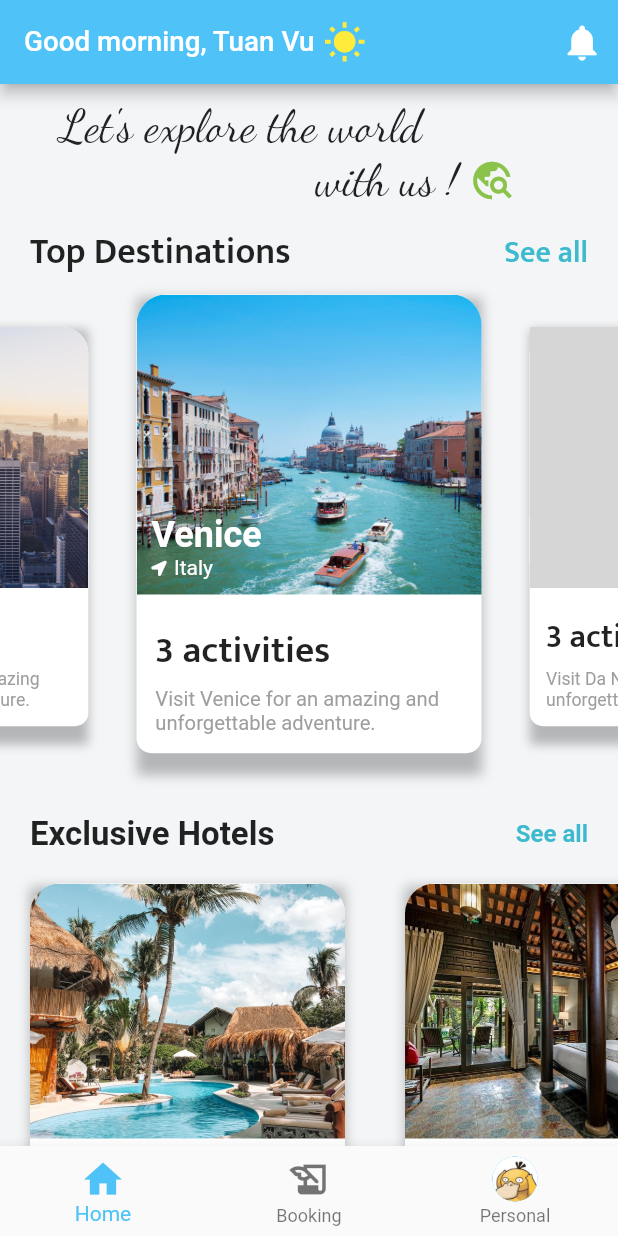
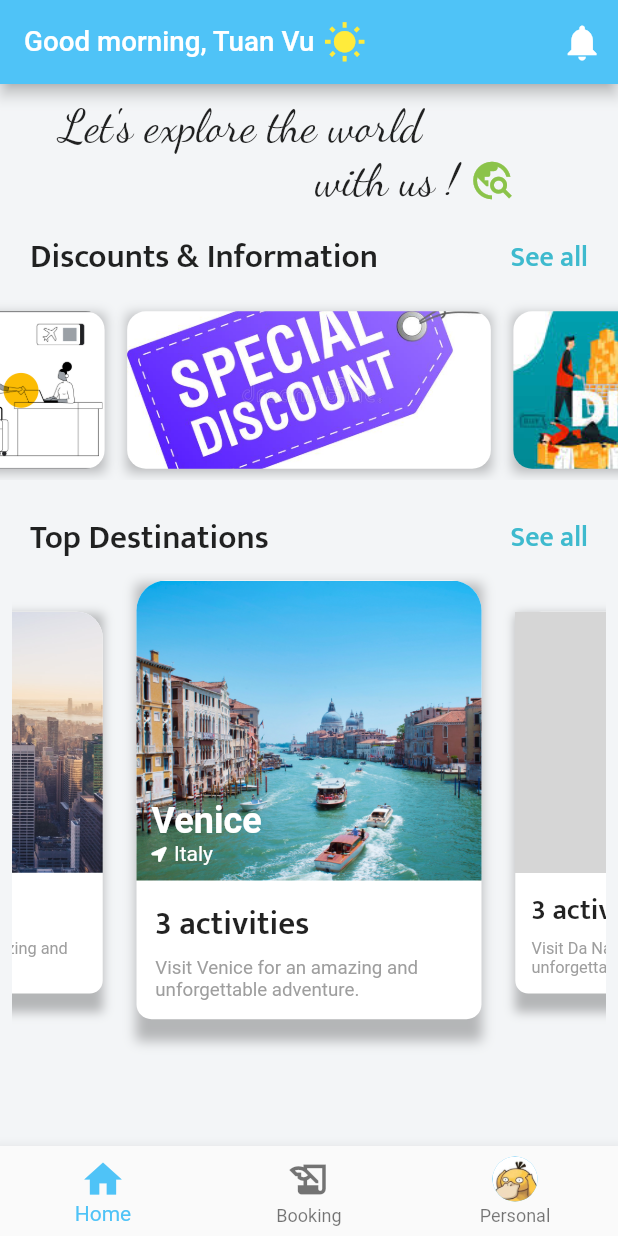
Before and after one commit to tuanvu9981/travel_app, a Flutter app: the screen it shows after launch, on a phone screen of 412 x 824 dp. Run offline on Flutter 3.47's test engine with Material 2 defaults, Android fonts, the phone set to English and light mode, and no system bars; drawn by our look-alikes of carousel_slider; our stand-ins replace font_awesome_flutter; grey boxes are pictures that could not be loaded.

Commit message:
feat: complete discount auto play & adjust destination

```diff
--- a/lib/models/hotel.model.dart
+++ b/lib/models/hotel.model.dart
@@ -14,31 +14,31 @@ class Hotel {
 
 final List<Hotel> hotels = [
   Hotel(
-    imageUrl: 'assets/images/hotel2.jpg',
+    imageUrl: 'assets/images/discount3.jpg',
     name: 'Tropical Heaven',
     address: '404 Ankas St',
     price: 175,
   ),
   Hotel(
-    imageUrl: 'assets/images/VuonHueXua.jpg',
+    imageUrl: 'assets/images/discount1.jpeg',
     name: 'Vườn Huế Xưa',
     address: '404 Duy Tan St',
     price: 210,
   ),
   Hotel(
-    imageUrl: 'assets/images/hotel1.jpg',
+    imageUrl: 'assets/images/discount4.jpg',
     name: 'Little Maldives',
     address: '404 Great St',
     price: 300,
   ),
   Hotel(
-    imageUrl: 'assets/images/hotel0.jpg',
+    imageUrl: 'assets/images/discount2.jpg',
     name: 'Great Nature',
     address: '404 Marius St',
     price: 240,
   ),
   Hotel(
-    imageUrl: 'assets/images/JMMarvel.jpg',
+    imageUrl: 'assets/images/travel-after-lockdown.jpg',
     name: 'JM Marvel Hanoi',
     address: '198 Nguyen Luong Bang St',
     price: 158,
--- a/lib/screens/home.screen.dart
+++ b/lib/screens/home.screen.dart
@@ -61,7 +61,7 @@ class _HomeScreenState extends State<HomeScreen> {
     } else if ((hour > 12) && (hour <= 17)) {
       greeting = "Good afternoon, Tuan Vu";
       icons = Icons.wb_sunny;
-    } else if ((hour > 17) && (hour < 20)) {
+    } else if ((hour > 17) && (hour < 23)) {
       greeting = "Good evening, Tuan Vu";
       icons = Icons.nights_stay;
     } else {
@@ -154,10 +154,10 @@ class _HomeScreenState extends State<HomeScreen> {
               //       )
               //       .toList(),
               // ),
-              const SizedBox(height: 10.0),
-              DestinationCarousel(),
               const SizedBox(height: 5.0),
               HotelCarousel(),
+              const SizedBox(height: 15.0),
+              DestinationCarousel(),
             ],
           ),
         ),
--- a/lib/widgets/destination_carousel.dart
+++ b/lib/widgets/destination_carousel.dart
@@ -12,11 +12,14 @@ class DestinationCarousel extends StatelessWidget {
     return Column(
       children: [
         Padding(
-          padding: const EdgeInsets.symmetric(horizontal: 20.0), // right + left
+          padding: const EdgeInsets.symmetric(
+            horizontal: 20.0,
+            vertical: 5.0,
+          ), // right + left
           child: DestinationHeader(),
         ),
         SizedBox(
-          height: 350.0,
+          height: 330.0,
           // color: Colors.blue,
           child: CarouselSlider.builder(
             itemCount: destinations.length,
--- a/lib/widgets/destinations/destination_card/description_white_box.dart
+++ b/lib/widgets/destinations/destination_card/description_white_box.dart
@@ -26,7 +26,7 @@ class DescriptionWhiteBox extends StatelessWidget {
               Text(
                 '$length activities',
                 style: const TextStyle(
-                  fontSize: 25.0,
+                  fontSize: 22.0,
                   fontFamily: 'Mukta',
                   fontWeight: FontWeight.w600,
                 ),
@@ -35,7 +35,7 @@ class DescriptionWhiteBox extends StatelessWidget {
               Text(
                 description,
                 style: const TextStyle(
-                  fontSize: 13.5,
+                  fontSize: 12.5,
                   color: Colors.grey,
                 ),
               ),
--- a/lib/widgets/destinations/destination_header.dart
+++ b/lib/widgets/destinations/destination_header.dart
@@ -9,7 +9,7 @@ class DestinationHeader extends StatelessWidget {
         const Text(
           "Top Destinations",
           style: TextStyle(
-            fontSize: 24.0,
+            fontSize: 22.0,
             fontFamily: 'Mukta',
             fontWeight: FontWeight.bold,
           ),
@@ -21,7 +21,7 @@ class DestinationHeader extends StatelessWidget {
             style: TextStyle(
               color: Theme.of(context).primaryColor,
               // Theme's color is NOT CONSTANT --> ALWAYS CHANGES
-              fontSize: 20.0,
+              fontSize: 18.5,
               fontFamily: 'Mukta',
               fontWeight: FontWeight.w600,
             ),
--- a/lib/widgets/hotel_carousel.dart
+++ b/lib/widgets/hotel_carousel.dart
@@ -1,3 +1,4 @@
+import 'package:carousel_slider/carousel_slider.dart';
 import 'package:flutter/material.dart';
 import 'package:font_awesome_flutter/font_awesome_flutter.dart';
 import 'package:travel_app/models/hotel.model.dart';
@@ -8,15 +9,16 @@ class HotelCarousel extends StatelessWidget {
     return Column(
       children: [
         Padding(
-          padding: const EdgeInsets.symmetric(horizontal: 20.0),
+          padding: const EdgeInsets.symmetric(horizontal: 20.0, vertical: 10.0),
           // padding of right + left, each 20.0 pixel
           child: Row(
             mainAxisAlignment: MainAxisAlignment.spaceBetween,
             children: [
               const Text(
-                "Exclusive Hotels",
+                "Discounts & Information",
                 style: TextStyle(
                   fontSize: 22.0,
+                  fontFamily: 'Mukta',
                   fontWeight: FontWeight.bold,
                 ),
               ),
@@ -27,7 +29,8 @@ class HotelCarousel extends StatelessWidget {
                   style: TextStyle(
                     color: Theme.of(context).primaryColor,
                     // Theme's color is NOT CONSTANT --> ALWAYS CHANGES
-                    fontSize: 16,
+                    fontSize: 18.5,
+                    fontFamily: 'Mukta',
                     fontWeight: FontWeight.w600,
                   ),
                 ),
@@ -35,17 +38,16 @@ class HotelCarousel extends StatelessWidget {
             ],
           ),
         ),
-        Container(
-          height: 300.0,
+        SizedBox(
+          height: 120.0,
+          width: 650.0,
           // color: Colors.blue,
-          child: ListView.builder(
-            scrollDirection: Axis.horizontal,
+          child: CarouselSlider.builder(
             itemCount: hotels.length,
-            itemBuilder: (BuildContext context, int index) {
+            itemBuilder: (BuildContext context, int index, int realIdx) {
               Hotel hotel = hotels[index];
               return Container(
-                margin: const EdgeInsets.all(20.0),
-                width: 210.0,
+                margin: const EdgeInsets.all(7.5),
                 decoration: const BoxDecoration(
                   boxShadow: [
                     BoxShadow(
@@ -56,80 +58,27 @@ class HotelCarousel extends StatelessWidget {
                   ],
                 ),
                 // color: Colors.red,
-                child: Stack(
-                  alignment: Alignment.topCenter,
-                  children: [
-                    Positioned(
-                      bottom: 10.0,
-                      child: Container(
-                        height: 140.0,
-                        width: 210.0,
-                        decoration: BoxDecoration(
-                          color: Colors.white,
-                          borderRadius: BorderRadius.circular(10.0),
-                        ),
-                        child: Padding(
-                          padding: const EdgeInsets.all(10.0),
-                          child: Column(
-                            mainAxisAlignment: MainAxisAlignment.end,
-                            children: [
-                              Text(
-                                hotel.name ?? "",
-                                style: const TextStyle(
-                                  fontSize: 20.0,
-                                  fontWeight: FontWeight.w600,
-                                ),
-                              ),
-                              const SizedBox(height: 2.0),
-                              Text(
-                                hotel.address ?? "",
-                                style: const TextStyle(
-                                  color: Colors.grey,
-                                ),
-                              ),
-                              const SizedBox(height: 2.0),
-                              Text(
-                                '\$${hotel.price} per night',
-                                style: const TextStyle(
-                                  color: Colors.greenAccent,
-                                  fontSize: 14.5,
-                                  fontWeight: FontWeight.w600,
-                                ),
-                              ),
-                            ],
-                          ),
-                        ),
-                      ),
-                    ),
-                    Container(
-                      decoration: BoxDecoration(
-                        color: Colors.white,
-                        borderRadius: BorderRadius.circular(20.0),
-                      ),
-                      child: Stack(
-                        children: [
-                          ClipRRect(
-                            borderRadius: const BorderRadius.only(
-                              topLeft: Radius.circular(20.0),
-                              topRight: Radius.circular(20.0),
-                            ),
+                child: ClipRRect(
+                  borderRadius: const BorderRadius.all(Radius.circular(12.5)),
                   child: Image(
                     image: AssetImage(hotel.imageUrl ?? ""),
                     // height: 100.0,
                     // width: 220.0,
-                              height: 170.0,
-                              width: 210.0,
+                    // height and weight here NO USE ????
+                    height: 35.0,
+                    width: 250.0,
                     fit: BoxFit.cover,
                   ),
-                          ),
-                        ],
-                      ),
-                    ),
-                  ],
                 ),
               );
               // return Text(destination.city ?? "");
             },
+            options: CarouselOptions(
+              autoPlay: true,
+              // enableInfiniteScroll: false, // start again from the first element
+              viewportFraction: 0.625,
+              autoPlayInterval: const Duration(seconds: 2),
+            ),
           ),
         ),
       ],
```
Also changed, not shown: assets/images/discount1.jpeg (added), assets/images/discount2.jpg (added), assets/images/discount3.jpg (added), assets/images/discount4.jpg (added), assets/images/travel-after-lockdown.jpg (added). Lines whose indentation alone changed are shown as unchanged.
